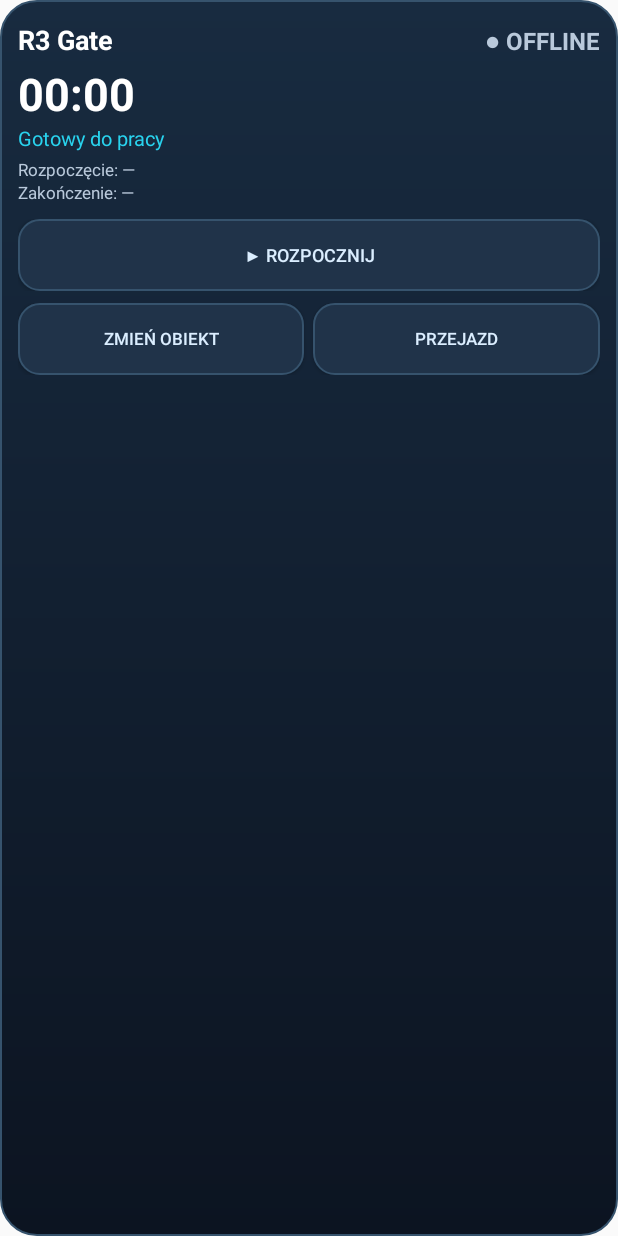
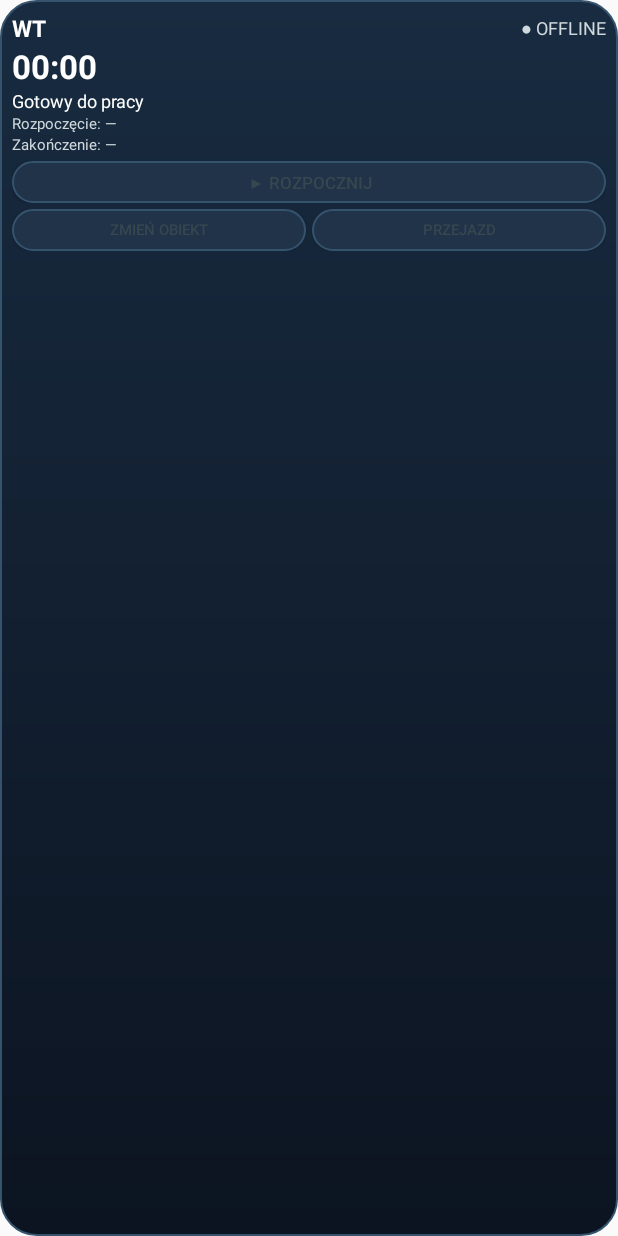
Before and after one commit to YakobchukOleg/R3-Gate, an Android app: the layout widget.xml on its own in the app's theme, with its tools: preview values and no code run, on a phone screen of 412 x 824 dp. Run offline under Robolectric (Android 15) with nearby library versions, the light colour scheme and no system bars.

Commit message:
Compact the widget controls and separate its background layer [skip ci]

```diff
--- a/app/src/main/res/layout/widget.xml
+++ b/app/src/main/res/layout/widget.xml
@@ -1,24 +1,25 @@
 <?xml version="1.0" encoding="utf-8"?>
-<LinearLayout xmlns:android="http://schemas.android.com/apk/res/android"
- android:layout_width="match_parent" android:layout_height="match_parent"
- android:padding="12dp" android:orientation="vertical" android:background="@drawable/widget_bg">
- <LinearLayout android:layout_width="match_parent" android:layout_height="wrap_content" android:orientation="horizontal">
- <TextView android:id="@+id/wtitle" android:layout_width="0dp" android:layout_weight="1" android:layout_height="wrap_content" android:text="R3 Gate" android:textColor="#FFFFFF" android:textStyle="bold" android:textSize="18sp"/>
- <TextView android:id="@+id/wstatus" android:layout_width="wrap_content" android:layout_height="wrap_content" android:text="● OFFLINE" android:textColor="#B9C9DB" android:textStyle="bold" android:textSize="16sp" android:paddingTop="4dp"/>
+<FrameLayout xmlns:android="http://schemas.android.com/apk/res/android" android:layout_width="match_parent" android:layout_height="match_parent" android:background="@android:color/transparent">
+ <ImageView android:id="@+id/wbackground" android:layout_width="match_parent" android:layout_height="match_parent" android:src="@drawable/widget_bg" android:scaleType="fitXY" android:importantForAccessibility="no"/>
+ <LinearLayout android:layout_width="match_parent" android:layout_height="wrap_content" android:padding="8dp" android:orientation="vertical">
+  <LinearLayout android:layout_width="match_parent" android:layout_height="wrap_content" android:orientation="horizontal" android:gravity="center_vertical">
+   <TextView android:id="@+id/wtitle" android:layout_width="0dp" android:layout_weight="1" android:layout_height="wrap_content" android:text="WT" android:textColor="#FFFFFF" android:textStyle="bold" android:textSize="15sp"/>
+   <TextView android:id="@+id/wstatus" android:layout_width="wrap_content" android:layout_height="wrap_content" android:text="● OFFLINE" android:textColor="#CFD8DC" android:textSize="12sp"/>
+  </LinearLayout>
+  <LinearLayout android:layout_width="match_parent" android:layout_height="wrap_content" android:orientation="horizontal" android:gravity="center_vertical">
+   <Chronometer android:id="@+id/wduration" android:layout_width="0dp" android:layout_weight="1" android:layout_height="wrap_content" android:textColor="#FFFFFF" android:textStyle="bold" android:textSize="22sp"/>
+   <Chronometer android:id="@+id/wstage" android:layout_width="wrap_content" android:layout_height="wrap_content" android:textColor="#FF9898" android:textSize="11sp" android:visibility="gone"/>
+  </LinearLayout>
+  <TextView android:id="@+id/wobject" android:layout_width="match_parent" android:layout_height="wrap_content" android:text="Gotowy do pracy" android:textColor="#FFFFFF" android:textSize="12sp" android:maxLines="1" android:ellipsize="end"/>
+  <TextView android:id="@+id/wstart" android:layout_width="match_parent" android:layout_height="wrap_content" android:text="Rozpoczęcie: —" android:textColor="#CFD8DC" android:textSize="10sp"/>
+  <TextView android:id="@+id/wend" android:layout_width="match_parent" android:layout_height="wrap_content" android:text="Zakończenie: —" android:textColor="#CFD8DC" android:textSize="10sp"/>
+  <LinearLayout android:layout_width="match_parent" android:layout_height="wrap_content" android:orientation="horizontal" android:paddingTop="4dp">
+   <Button android:id="@+id/wstartbutton" android:layout_width="match_parent" android:layout_height="28dp" android:minHeight="0dp" android:padding="0dp" android:background="@drawable/widget_button" android:backgroundTint="@null" android:textColor="#37474F" android:text="▶ ROZPOCZNIJ" android:textSize="11sp"/>
+   <Button android:id="@+id/wstopbutton" android:layout_width="match_parent" android:layout_height="28dp" android:minHeight="0dp" android:padding="0dp" android:background="@drawable/widget_active" android:backgroundTint="@null" android:textColor="#FFFFFF" android:text="■ ZAKOŃCZ PRACĘ" android:textSize="11sp"/>
+  </LinearLayout>
+  <LinearLayout android:id="@+id/wactions" android:layout_width="match_parent" android:layout_height="wrap_content" android:orientation="horizontal" android:paddingTop="4dp">
+   <Button android:id="@+id/wswitch" android:layout_width="0dp" android:layout_weight="1" android:layout_height="28dp" android:minHeight="0dp" android:padding="0dp" android:layout_marginEnd="4dp" android:background="@drawable/widget_button" android:backgroundTint="@null" android:textColor="#37474F" android:text="ZMIEŃ OBIEKT" android:textSize="10sp"/>
+   <Button android:id="@+id/wtravel" android:layout_width="0dp" android:layout_weight="1" android:layout_height="28dp" android:minHeight="0dp" android:padding="0dp" android:background="@drawable/widget_button" android:backgroundTint="@null" android:textColor="#37474F" android:text="PRZEJAZD" android:textSize="10sp"/>
+  </LinearLayout>
  </LinearLayout>
- <LinearLayout android:layout_width="match_parent" android:layout_height="wrap_content" android:orientation="horizontal" android:gravity="center_vertical">
- <Chronometer android:id="@+id/wduration" android:layout_width="0dp" android:layout_weight="1" android:layout_height="wrap_content" android:textColor="#FFFFFF" android:textStyle="bold" android:textSize="30sp" android:paddingTop="3dp"/>
- <Chronometer android:id="@+id/wstage" android:layout_width="wrap_content" android:layout_height="wrap_content" android:textColor="#FFBA8B" android:textSize="12sp" android:visibility="gone"/>
- </LinearLayout>
- <TextView android:id="@+id/wobject" android:layout_width="match_parent" android:layout_height="wrap_content" android:text="Gotowy do pracy" android:textColor="#29D3EE" android:textSize="13sp" android:maxLines="2" android:ellipsize="end"/>
- <TextView android:id="@+id/wstart" android:layout_width="match_parent" android:layout_height="wrap_content" android:text="Rozpoczęcie: —" android:textColor="#B9C9DB" android:textSize="11sp" android:paddingTop="4dp"/>
- <TextView android:id="@+id/wend" android:layout_width="match_parent" android:layout_height="wrap_content" android:text="Zakończenie: —" android:textColor="#B9C9DB" android:textSize="11sp"/>
- <LinearLayout android:layout_width="match_parent" android:layout_height="wrap_content" android:orientation="horizontal" android:paddingTop="10dp">
-  <Button android:id="@+id/wstartbutton" android:layout_width="match_parent" android:layout_height="48dp" android:background="@drawable/widget_button" android:backgroundTint="@null" android:textColor="#DBEEFF" android:text="▶ ROZPOCZNIJ" android:textSize="12sp"/>
-  <Button android:id="@+id/wstopbutton" android:layout_width="match_parent" android:layout_height="48dp" android:background="@drawable/widget_active" android:backgroundTint="@null" android:textColor="#101B29" android:text="■ ZAKOŃCZ PRACĘ" android:textSize="12sp"/>
- </LinearLayout>
- <LinearLayout android:id="@+id/wactions" android:layout_width="match_parent" android:layout_height="wrap_content" android:orientation="horizontal" android:paddingTop="8dp">
-  <Button android:id="@+id/wswitch" android:layout_width="0dp" android:layout_weight="1" android:layout_height="48dp" android:layout_marginEnd="6dp" android:background="@drawable/widget_button" android:backgroundTint="@null" android:textColor="#DBEEFF" android:text="ZMIEŃ OBIEKT" android:textSize="11sp"/>
-  <Button android:id="@+id/wtravel" android:layout_width="0dp" android:layout_weight="1" android:layout_height="48dp" android:background="@drawable/widget_button" android:backgroundTint="@null" android:textColor="#DBEEFF" android:text="PRZEJAZD" android:textSize="11sp"/>
- </LinearLayout>
-</LinearLayout>
+</FrameLayout>
```
